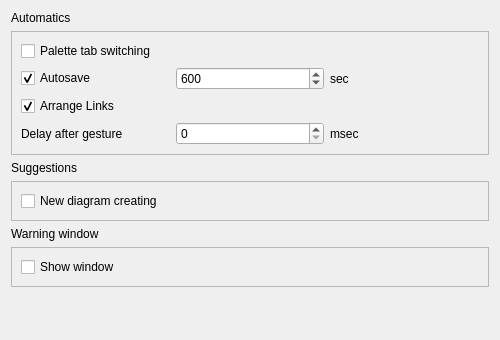
Old version of the form qrgui/dialogs/preferencesPages/behaviourPage.ui in the repository qreal/qreal.
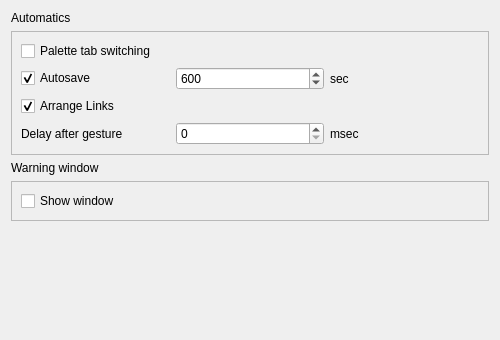
New version of the form.

What changed in the file:
```diff
--- a/qrgui/dialogs/preferencesPages/behaviourPage.ui
+++ b/qrgui/dialogs/preferencesPages/behaviourPage.ui
@@ -116,32 +116,6 @@
      </layout>
     </widget>
    </item>
-   <item>
-    <widget class="QLabel" name="label_8">
-     <property name="text">
-      <string>Suggestions</string>
-     </property>
-    </widget>
-   </item>
-   <item>
-    <widget class="QFrame" name="frame_6">
-     <property name="frameShape">
-      <enum>QFrame::StyledPanel</enum>
-     </property>
-     <property name="frameShadow">
-      <enum>QFrame::Raised</enum>
-     </property>
-     <layout class="QGridLayout" name="gridLayout_2">
-      <item row="0" column="0">
-       <widget class="QCheckBox" name="diagramCreateCheckBox">
-        <property name="text">
-         <string>New diagram creating</string>
-        </property>
-       </widget>
-      </item>
-     </layout>
-    </widget>
-   </item>
    <item>
     <widget class="QLabel" name="label_41">
      <property name="text">
```
